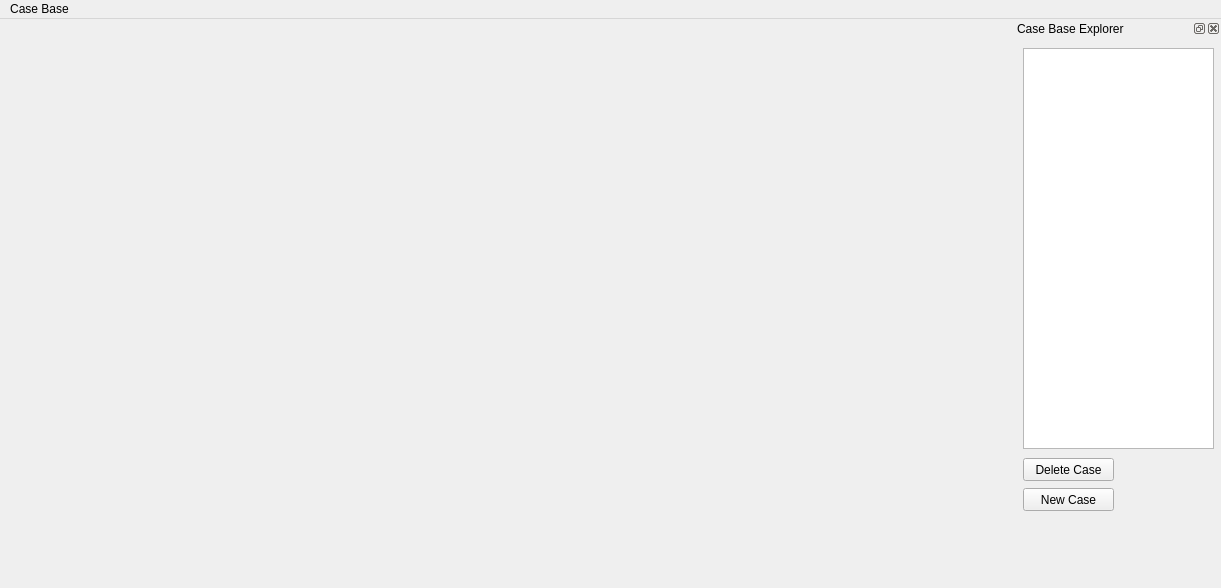
Before: the Qt Designer form CaseVisualizer/CaseVisualizer.ui in MHesham/CaseVisualizer, drawn with Qt 5.
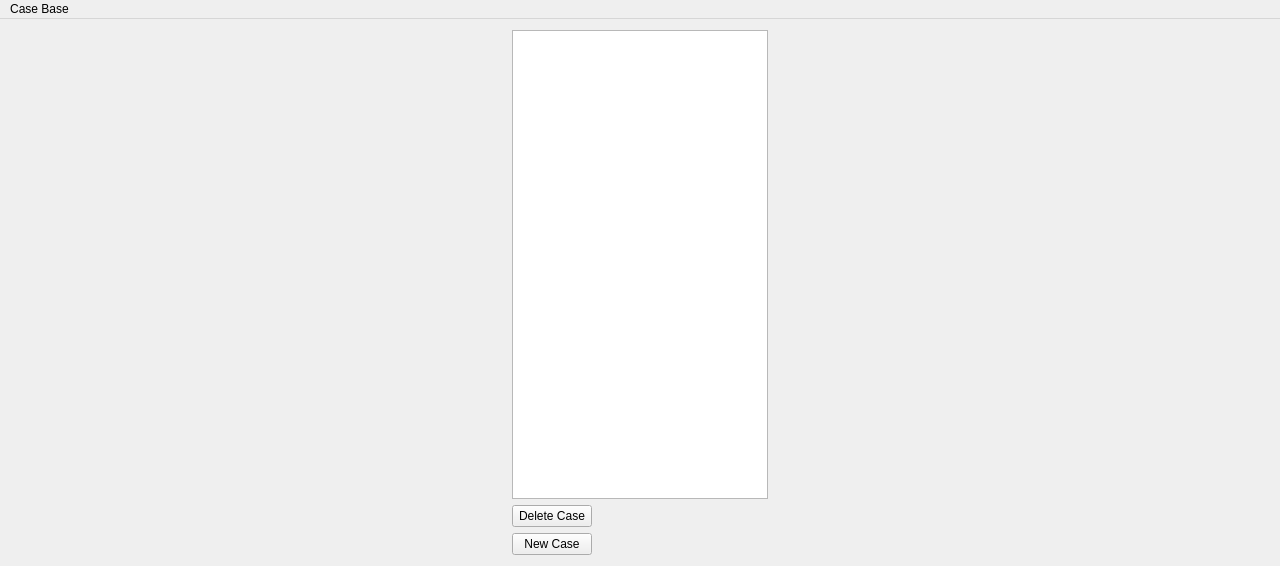
After: the same form once the commit is applied.

Commit message: Make visualizer show maximized and improve its layout

The edit to the form file:
```diff
--- a/CaseVisualizer/CaseVisualizer.ui
+++ b/CaseVisualizer/CaseVisualizer.ui
@@ -1,24 +1,24 @@
 <ui version="4.0" >
  <class>CaseVisualizerClass</class>
- <widget class="QMainWindow" name="CaseVisualizerClass" >
-  <property name="geometry" >
+ <widget class="QMainWindow" name="CaseVisualizerClass">
+  <property name="geometry">
    <rect>
     <x>0</x>
     <y>0</y>
-    <width>1221</width>
-    <height>588</height>
+    <width>1280</width>
+    <height>566</height>
    </rect>
   </property>
-  <property name="sizePolicy" >
-   <sizepolicy vsizetype="Fixed" hsizetype="Fixed" >
+  <property name="sizePolicy">
+   <sizepolicy hsizetype="Preferred" vsizetype="Preferred">
     <horstretch>0</horstretch>
     <verstretch>0</verstretch>
    </sizepolicy>
   </property>
-  <property name="maximumSize" >
+  <property name="minimumSize">
    <size>
-    <width>2000</width>
-    <height>2000</height>
+    <width>0</width>
+    <height>0</height>
    </size>
   </property>
   <property name="contextMenuPolicy" >
@@ -30,44 +30,85 @@
   <property name="toolButtonStyle" >
    <enum>Qt::ToolButtonTextOnly</enum>
   </property>
-  <widget class="QWidget" name="centralWidget" >
-   <widget class="QFrame" name="caseViewFrame" >
-    <property name="geometry" >
-     <rect>
-      <x>10</x>
-      <y>10</y>
-      <width>991</width>
-      <height>521</height>
-     </rect>
-    </property>
-    <property name="sizePolicy" >
-     <sizepolicy vsizetype="Fixed" hsizetype="Fixed" >
-      <horstretch>0</horstretch>
-      <verstretch>0</verstretch>
-     </sizepolicy>
-    </property>
-    <property name="contextMenuPolicy" >
-     <enum>Qt::NoContextMenu</enum>
-    </property>
-    <property name="frameShape" >
-     <enum>QFrame::NoFrame</enum>
-    </property>
-    <property name="frameShadow" >
-     <enum>QFrame::Plain</enum>
-    </property>
-   </widget>
+  <widget class="QWidget" name="centralWidget">
+   <layout class="QHBoxLayout" name="horizontalLayout">
+    <item>
+     <layout class="QHBoxLayout" name="mainLayout">
+      <item>
+       <layout class="QGridLayout" name="caseViewLayout"/>
+      </item>
+      <item>
+       <layout class="QVBoxLayout" name="verticalLayout">
+        <item>
+         <widget class="QListWidget" name="lstCases">
+          <property name="sizePolicy">
+           <sizepolicy hsizetype="Fixed" vsizetype="Preferred">
+            <horstretch>0</horstretch>
+            <verstretch>0</verstretch>
+           </sizepolicy>
+          </property>
+          <property name="font">
+           <font>
+            <family>Tahoma</family>
+            <pointsize>8</pointsize>
+            <weight>50</weight>
+            <italic>false</italic>
+            <bold>false</bold>
+            <underline>false</underline>
+            <strikeout>false</strikeout>
+           </font>
+          </property>
+          <property name="frameShadow">
+           <enum>QFrame::Plain</enum>
+          </property>
+          <property name="spacing">
+           <number>2</number>
+          </property>
+         </widget>
+        </item>
+        <item>
+         <widget class="QPushButton" name="btnDeleteCase">
+          <property name="sizePolicy">
+           <sizepolicy hsizetype="Fixed" vsizetype="Fixed">
+            <horstretch>0</horstretch>
+            <verstretch>0</verstretch>
+           </sizepolicy>
+          </property>
+          <property name="text">
+           <string>Delete Case</string>
+          </property>
+         </widget>
+        </item>
+        <item>
+         <widget class="QPushButton" name="btnNewCase">
+          <property name="sizePolicy">
+           <sizepolicy hsizetype="Fixed" vsizetype="Fixed">
+            <horstretch>0</horstretch>
+            <verstretch>0</verstretch>
+           </sizepolicy>
+          </property>
+          <property name="text">
+           <string>New Case</string>
+          </property>
+         </widget>
+        </item>
+       </layout>
+      </item>
+     </layout>
+    </item>
+   </layout>
   </widget>
-  <widget class="QMenuBar" name="menuBar" >
-   <property name="geometry" >
+  <widget class="QMenuBar" name="menuBar">
+   <property name="geometry">
     <rect>
      <x>0</x>
      <y>0</y>
-     <width>1221</width>
-     <height>27</height>
+     <width>1280</width>
+     <height>26</height>
     </rect>
    </property>
-   <widget class="QMenu" name="menuCaseBase" >
-    <property name="title" >
+   <widget class="QMenu" name="menuCaseBase">
+    <property name="title">
      <string>Case Base</string>
     </property>
     <addaction name="actionOpen" />
@@ -77,88 +118,10 @@
     <addaction name="separator" />
     <addaction name="actionShow" />
    </widget>
-   <addaction name="menuCaseBase" />
+   <addaction name="menuCaseBase"/>
   </widget>
-  <widget class="QDockWidget" name="caseBaseViewDockWidget" >
-   <property name="minimumSize" >
-    <size>
-     <width>208</width>
-     <height>540</height>
-    </size>
-   </property>
-   <property name="maximumSize" >
-    <size>
-     <width>208</width>
-     <height>540</height>
-    </size>
-   </property>
-   <property name="allowedAreas" >
-    <set>Qt::LeftDockWidgetArea|Qt::RightDockWidgetArea</set>
-   </property>
-   <property name="windowTitle" >
-    <string>Case Base Explorer</string>
-   </property>
-   <attribute name="dockWidgetArea" >
-    <number>2</number>
-   </attribute>
-   <widget class="QWidget" name="dockWidgetContents_2" >
-    <widget class="QListWidget" name="lstCases" >
-     <property name="geometry" >
-      <rect>
-       <x>10</x>
-       <y>10</y>
-       <width>191</width>
-       <height>401</height>
-      </rect>
-     </property>
-     <property name="font" >
-      <font>
-       <family>Tahoma</family>
-       <pointsize>8</pointsize>
-       <weight>50</weight>
-       <italic>false</italic>
-       <bold>false</bold>
-       <underline>false</underline>
-       <strikeout>false</strikeout>
-      </font>
-     </property>
-     <property name="frameShadow" >
-      <enum>QFrame::Plain</enum>
-     </property>
-     <property name="spacing" >
-      <number>2</number>
-     </property>
-    </widget>
-    <widget class="QPushButton" name="btnDeleteCase" >
-     <property name="geometry" >
-      <rect>
-       <x>10</x>
-       <y>420</y>
-       <width>91</width>
-       <height>23</height>
-      </rect>
-     </property>
-     <property name="text" >
-      <string>Delete Case</string>
-     </property>
-    </widget>
-    <widget class="QPushButton" name="btnNewCase" >
-     <property name="geometry" >
-      <rect>
-       <x>10</x>
-       <y>450</y>
-       <width>91</width>
-       <height>23</height>
-      </rect>
-     </property>
-     <property name="text" >
-      <string>New Case</string>
-     </property>
-    </widget>
-   </widget>
-  </widget>
-  <action name="actionOpen" >
-   <property name="text" >
+  <action name="actionOpen">
+   <property name="text">
     <string>Open</string>
    </property>
    <property name="shortcut" >
@@ -198,12 +161,7 @@
    </property>
   </action>
  </widget>
- <layoutdefault spacing="6" margin="11" />
- <tabstops>
-  <tabstop>lstCases</tabstop>
-  <tabstop>btnDeleteCase</tabstop>
-  <tabstop>btnNewCase</tabstop>
- </tabstops>
+ <layoutdefault spacing="6" margin="11"/>
  <resources/>
  <connections/>
 </ui>
```
Left out of the diff: 47 changed lines with no effect on the pictures. The commit also changes 9 other files.
